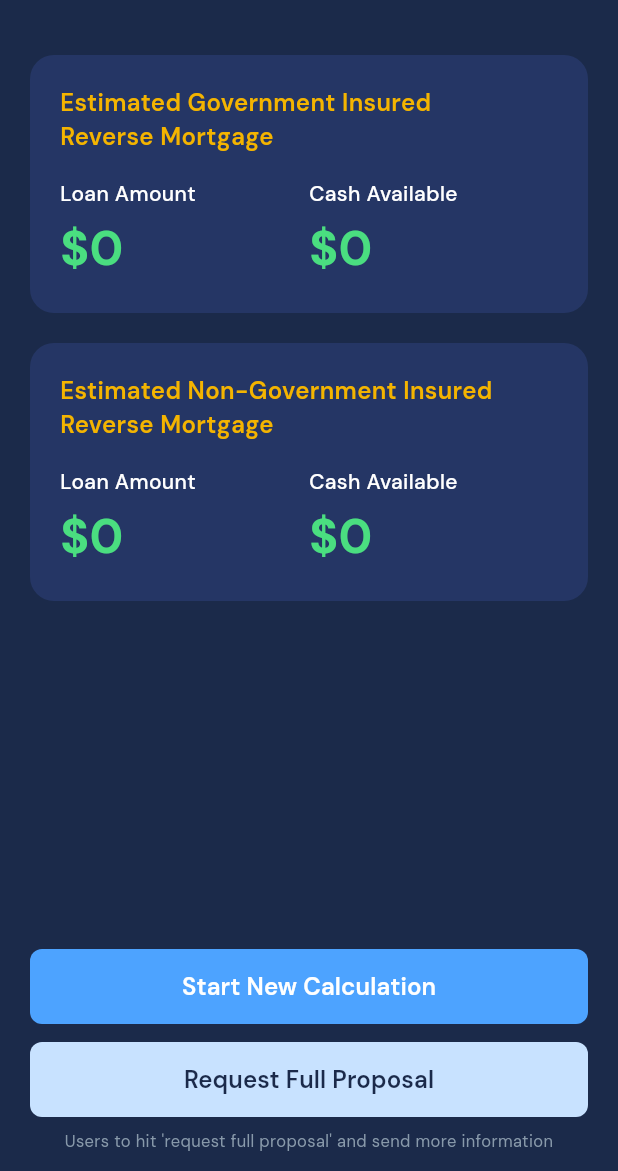
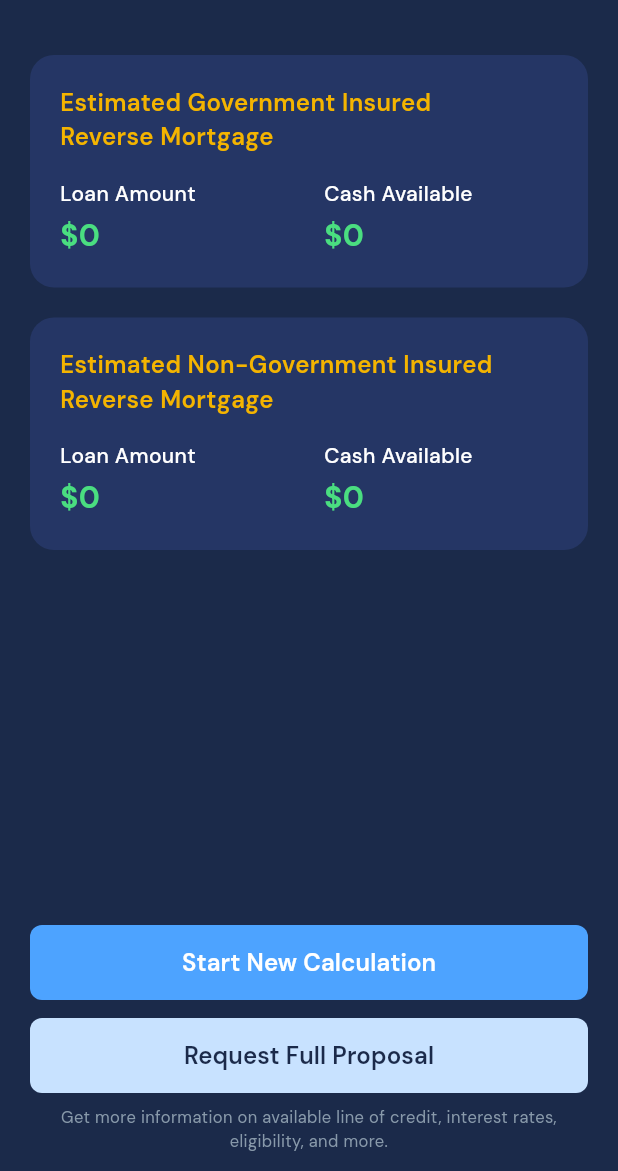
Before and after one commit to jahidulislam-hello/cmorme-loan-app, a Flutter app: the LoanResultScreen screen opened by its route, on a phone screen of 412 x 824 dp, the part 65-1236 px from its top. Run offline on Flutter 3.47's test engine with Material 3 defaults, Android fonts, the phone set to English and light mode, and no system bars; our stand-ins replace connectivity_plus, dio, flutter_html, flutter_svg, get, google_fonts and 6 more; accounts and stored records are empty; project files that could hold a hidden picture were left out.

Commit message:
issue: fixed several responsiveness in the ui

```diff
--- a/lib/core/services/api_service.dart
+++ b/lib/core/services/api_service.dart
@@ -269,7 +269,10 @@ class ApiService {
 
       case DioExceptionType.badResponse:
         final statusCode = error.response?.statusCode;
-        final message = error.response?.statusMessage ?? 'Server error';
+        final data = error.response?.data;
+        final message = (data is Map && data['message'] != null)
+            ? data['message'].toString()
+            : error.response?.statusMessage ?? 'Server error';
         return ServerException(message, statusCode, error.message);
 
       case DioExceptionType.cancel:
--- a/lib/features/request_proposal/presentation/view/controller/request_proposal_controller.dart
+++ b/lib/features/request_proposal/presentation/view/controller/request_proposal_controller.dart
@@ -44,6 +44,7 @@ class RequestProposalController extends GetxController {
 
   // Step 4 - Phone
   final phoneController = TextEditingController();
+  String phoneCompleteNumber = '';
 
   // Step 5 - Interested (finance_type)
   final selectedInterest = 0.obs;
@@ -115,6 +116,7 @@ class RequestProposalController extends GetxController {
 
     // Step 4
     phoneController.text = data.phone ?? '';
+    phoneCompleteNumber = data.phone ?? '';
 
     // Step 5 — finance_type
     if (data.financeType != null) {
@@ -238,7 +240,9 @@ class RequestProposalController extends GetxController {
         address: addressController.text.trim(),
         city: cityController.text.trim(),
         stateCode: stateCodeController.text.trim(),
-        phone: phoneController.text.trim(),
+        phone: phoneCompleteNumber.isNotEmpty
+            ? phoneCompleteNumber
+            : phoneController.text.trim(),
         financeType: selectedInterest.value == 0
             ? 'reverse_refinance'
             : 'reverse_purchase',
--- a/lib/features/reverse_refinance/presentation/view/loan_result_screen.dart
+++ b/lib/features/reverse_refinance/presentation/view/loan_result_screen.dart
@@ -114,7 +114,8 @@ class LoanResultScreen extends StatelessWidget {
 
                       const Center(
                         child: Text(
-                          "Users to hit 'request full proposal' and send more information",
+                          'Get more information on available line of credit, interest rates, eligibility, and more.',
+
                           textAlign: TextAlign.center,
                           style: TextStyle(
                             color: AppColors.hintGrey,
--- a/lib/features/reverse_refinance/shared/widgets/loan_estimate_card.dart
+++ b/lib/features/reverse_refinance/shared/widgets/loan_estimate_card.dart
@@ -1,3 +1,6 @@
+import 'package:flutter/material.dart';
+import 'package:reverse_mortage_loan_app/shared/theme/app_colors.dart';
+
 import 'package:flutter/material.dart';
 import 'package:reverse_mortage_loan_app/shared/theme/app_colors.dart';
 
@@ -37,6 +40,7 @@ class LoanEstimateCard extends StatelessWidget {
           ),
           const SizedBox(height: 16),
           Row(
+            spacing: 20,
             children: [
               Expanded(
                 child: Column(
@@ -51,12 +55,16 @@ class LoanEstimateCard extends StatelessWidget {
                       ),
                     ),
                     const SizedBox(height: 4),
-                    Text(
+                    FittedBox(
+                      fit: BoxFit.scaleDown,
+                      alignment: Alignment.centerLeft,
+                      child: Text(
                         loanAmount,
                         style: const TextStyle(
                           color: AppColors.green500,
-                        fontSize: 32,
+                          fontSize: 20,
                           fontWeight: FontWeight.bold,
+                        ),
                       ),
                     ),
                   ],
@@ -76,12 +84,16 @@ class LoanEstimateCard extends StatelessWidget {
                         ),
                       ),
                       const SizedBox(height: 4),
-                      Text(
+                      FittedBox(
+                        fit: BoxFit.scaleDown,
+                        alignment: Alignment.centerLeft,
+                        child: Text(
                           cashAvailable!,
                           style: const TextStyle(
                             color: AppColors.green500,
-                          fontSize: 32,
+                            fontSize: 20,
                             fontWeight: FontWeight.bold,
+                          ),
                         ),
                       ),
                     ],
--- a/pubspec.yaml
+++ b/pubspec.yaml
@@ -50,6 +50,7 @@ dependencies:
   logger: ^2.4.0
   shared_preferences: ^2.3.3
   flutter_html: ^3.0.0-beta.2
+  intl_phone_field: ^3.2.0
 dev_dependencies:
   flutter_test:
     sdk: flutter
```
Also changed, not shown: lib/features/request_proposal/presentation/view/page/phone_page.dart (+61 -8 lines), lib/features/reverse_refinance/presentation/view/controller/reverse_refinance_controller.dart (+8 -4 lines), lib/features/reverse_refinance/presentation/view/reverse_refinance_screen.dart (+4 -31 lines), lib/shared/widgets/custom_shimmer_loading_indicator.dart (+19 -0 lines), .claude/settings.local.json, pubspec.lock. Lines whose indentation alone changed are shown as unchanged.
